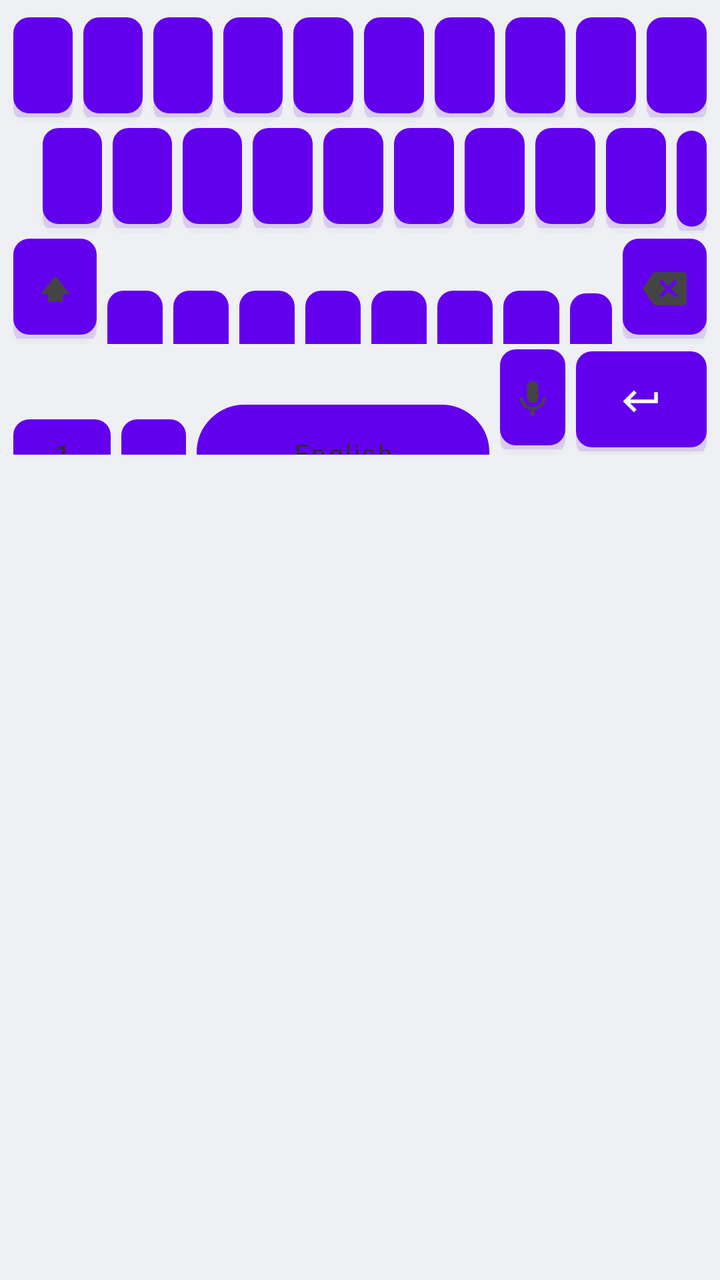
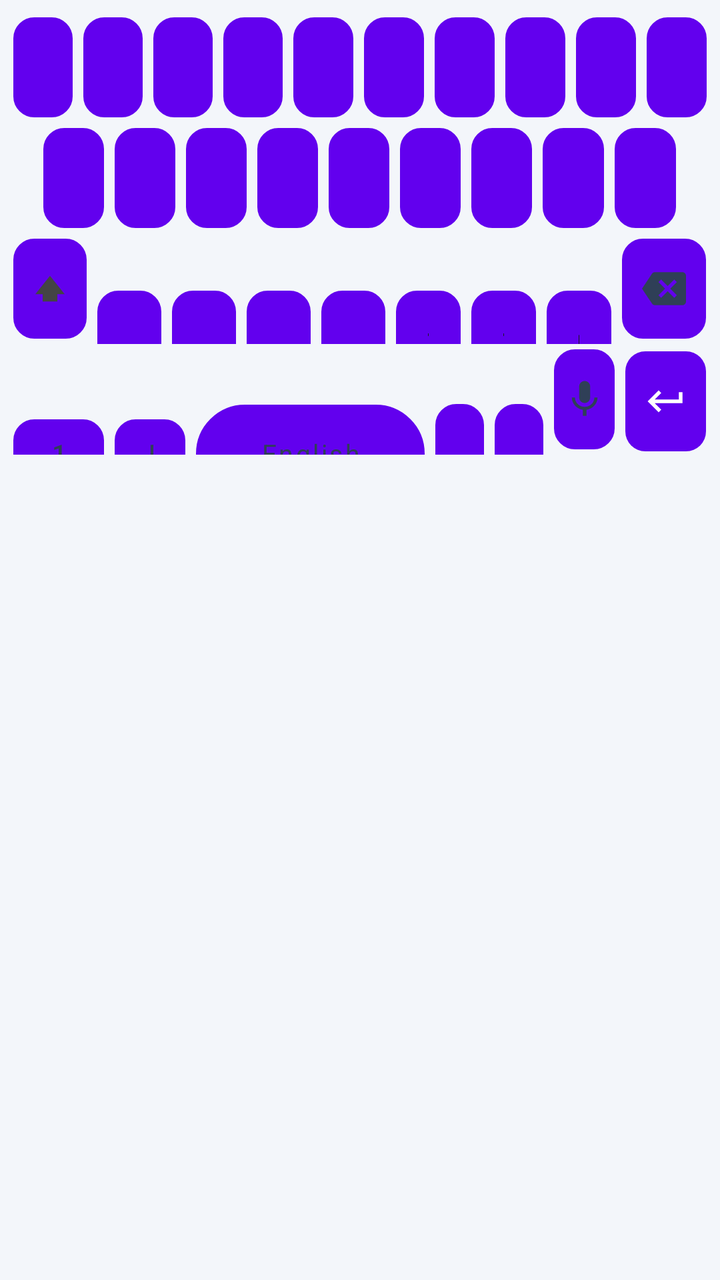

Before-and-after screenshots of an Android layout around one commit, followed by the original layout XML and the change that was made.
<!-- AndroidManifest.xml: fallback theme Theme.MaterialComponents.DayNight.NoActionBar -->
<!-- res/layout/keyboard_view.xml -->
<?xml version="1.0" encoding="utf-8"?>
<LinearLayout xmlns:android="http://schemas.android.com/apk/res/android"
    android:layout_width="match_parent"
    android:layout_height="wrap_content"
    android:background="@color/kb_bg_light"
    android:clipToPadding="false"
    android:orientation="vertical"
    android:paddingStart="4dp"
    android:paddingEnd="4dp"
    android:paddingTop="6dp">

    
    <LinearLayout
        android:layout_width="match_parent"
        android:layout_height="wrap_content"
        android:orientation="horizontal">

        <Button android:id="@+id/key_q" style="@style/KeyboardButton" android:text="q" />
        <Button android:id="@+id/key_w" style="@style/KeyboardButton" android:text="w" />
        <Button android:id="@+id/key_e" style="@style/KeyboardButton" android:text="e" />
        <Button android:id="@+id/key_r" style="@style/KeyboardButton" android:text="r" />
        <Button android:id="@+id/key_t" style="@style/KeyboardButton" android:text="t" />
        <Button android:id="@+id/key_y" style="@style/KeyboardButton" android:text="y" />
        <Button android:id="@+id/key_u" style="@style/KeyboardButton" android:text="u" />
        <Button android:id="@+id/key_i" style="@style/KeyboardButton" android:text="i" />
        <Button android:id="@+id/key_o" style="@style/KeyboardButton" android:text="o" />
        <Button android:id="@+id/key_p" style="@style/KeyboardButton" android:text="p" />
    </LinearLayout>

    
    
    <LinearLayout
        android:layout_width="match_parent"
        android:layout_height="wrap_content"
        android:orientation="horizontal">

        
        <View
            android:layout_width="0dp"
            android:layout_height="0dp"
            android:layout_weight="0.5" />

        <Button android:id="@+id/key_a" style="@style/KeyboardButton" android:text="a" />
        <Button android:id="@+id/key_s" style="@style/KeyboardButton" android:text="s" />
        <Button android:id="@+id/key_d" style="@style/KeyboardButton" android:text="d" />
        <Button android:id="@+id/key_f" style="@style/KeyboardButton" android:text="f" />
        <Button android:id="@+id/key_g" style="@style/KeyboardButton" android:text="g" />
        <Button android:id="@+id/key_h" style="@style/KeyboardButton" android:text="h" />
        <Button android:id="@+id/key_j" style="@style/KeyboardButton" android:text="j" />
        <Button android:id="@+id/key_k" style="@style/KeyboardButton" android:text="k" />
        <Button android:id="@+id/key_l" style="@style/KeyboardButton" android:text="l" />

        
        <Button
            android:id="@+id/key_comma"
            style="@style/KeyboardButtonFunctional"
            android:layout_weight="0.5"
            android:text="," />
    </LinearLayout>

    
    <LinearLayout
        android:layout_width="match_parent"
        android:layout_height="wrap_content"
        android:orientation="horizontal">

        
        <Button
            android:id="@+id/key_shift"
            style="@style/KeyboardButtonIcon"
            android:text=""
            android:drawableTop="@drawable/ic_shift"
            android:drawablePadding="0dp" />

        <Button android:id="@+id/key_z" style="@style/KeyboardButton" android:text="z" />
        <Button android:id="@+id/key_x" style="@style/KeyboardButton" android:text="x" />
        <Button android:id="@+id/key_c" style="@style/KeyboardButton" android:text="c" />
        <Button android:id="@+id/key_v" style="@style/KeyboardButton" android:text="v" />
        <Button android:id="@+id/key_b" style="@style/KeyboardButton" android:text="b" />
        <Button android:id="@+id/key_n" style="@style/KeyboardButton" android:text="n" />
        <Button android:id="@+id/key_m" style="@style/KeyboardButton" android:text="m" />

        
        <Button
            android:id="@+id/key_dot"
            style="@style/KeyboardButtonFunctional"
            android:layout_weight="0.75"
            android:text="." />

        
        <Button
            android:id="@+id/key_backspace"
            style="@style/KeyboardButtonIcon"
            android:text=""
            android:drawableTop="@drawable/ic_backspace"
            android:drawablePadding="0dp" />
    </LinearLayout>

    
    <LinearLayout
        android:layout_width="match_parent"
        android:layout_height="wrap_content"
        android:orientation="horizontal"
        android:paddingBottom="0dp">

        <Button
            android:id="@+id/key_symbols"
            style="@style/KeyboardButtonBottomSmall"
            android:text="123" />

        <Button
            android:id="@+id/key_language"
            style="@style/KeyboardButtonLanguage"
            android:text="EN" />

        <Button
            android:id="@+id/key_space"
            style="@style/KeyboardButtonSpace"
            android:text="English" />

        
        <Button
            android:id="@+id/key_voice"
            style="@style/KeyboardButtonMic"
            android:text=""
            android:drawableTop="@drawable/ic_mic"
            android:drawablePadding="0dp" />

        
        <Button
            android:id="@+id/key_enter"
            style="@style/KeyboardButtonEnter"
            android:text=""
            android:drawableTop="@drawable/ic_enter"
            android:drawablePadding="0dp" />
    </LinearLayout>

</LinearLayout>
<!-- resources referenced by this layout -->
<resources>
  <color name="kb_bg_light">#EFF0F3</color>
  <style name="KeyboardButton">
          <item name="android:layout_width">0dp</item>
          <item name="android:layout_height">50dp</item>
          <item name="android:layout_weight">1</item>
          <item name="android:layout_margin">2.5dp</item>
          
          <item name="android:background">@drawable/key_background</item>
          <item name="android:textColor">@color/kb_text_primary_light</item>
          <item name="android:textSize">18sp</item>
          <item name="android:textAllCaps">false</item>
          <item name="android:fontFamily">sans-serif</item>
          <item name="android:gravity">center</item>
          <item name="android:clickable">true</item>
          <item name="android:focusable">true</item>
          
          <item name="android:stateListAnimator">@null</item>
          
          <item name="android:elevation">2dp</item>
          <item name="android:includeFontPadding">false</item>
      </style>
  <style name="KeyboardButtonBottomSmall" parent="KeyboardButtonFunctional">
          <item name="android:layout_weight">1.5</item>
          <item name="android:textSize">13sp</item>
      </style>
  <style name="KeyboardButtonEnter" parent="KeyboardButton">
          <item name="android:layout_weight">2</item>
          <item name="android:background">@drawable/key_background_enter</item>
          <item name="android:textColor">@color/kb_enter_text</item>
          <item name="android:textSize">13sp</item>
          <item name="android:paddingTop">8dp</item>
          <item name="android:paddingBottom">8dp</item>
          <item name="android:drawableTint">@color/kb_enter_text</item>
      </style>
  <style name="KeyboardButtonIcon" parent="KeyboardButtonFunctional">
          <item name="android:layout_weight">1.5</item>
          <item name="android:paddingTop">8dp</item>
          <item name="android:paddingBottom">8dp</item>
          <item name="android:drawableTint">@color/kb_icon_light</item>
      </style>
  <style name="KeyboardButtonLanguage" parent="KeyboardButtonFunctional">
          <item name="android:layout_weight">1</item>
          <item name="android:textSize">13sp</item>
      </style>
  <style name="KeyboardButtonMic" parent="KeyboardButtonFunctional">
          <item name="android:layout_weight">1</item>
          <item name="android:paddingTop">8dp</item>
          <item name="android:paddingBottom">8dp</item>
          <item name="android:drawableTint">@color/kb_icon_light</item>
      </style>
  <style name="KeyboardButtonSpace" parent="KeyboardButton">
          <item name="android:layout_weight">4.5</item>
          <item name="android:background">@drawable/key_background_space</item>
          <item name="android:textSize">13sp</item>
          <item name="android:textColor">@color/kb_text_functional_light</item>
          <item name="android:fontFamily">sans-serif</item>
      </style>
  <!-- drawable key_background (drawable) -->
  <?xml version="1.0" encoding="utf-8"?>
  <ripple xmlns:android="http://schemas.android.com/apk/res/android"
      android:color="#33000000">
      
      <item android:id="@android:id/mask">
          <shape android:shape="rectangle">
              <corners android:radius="8dp" />
              <solid android:color="#FFFFFF" />
          </shape>
      </item>
      
      <item>
          <layer-list>
              
              <item android:top="1dp" android:bottom="-3dp">
                  <shape android:shape="rectangle">
                      <solid android:color="#22000000" />
                      <corners android:radius="8dp" />
                  </shape>
              </item>
              
              <item android:bottom="2dp">
                  <shape android:shape="rectangle">
                      <solid android:color="#FFFFFF" />
                      <corners android:radius="8dp" />
                  </shape>
              </item>
          </layer-list>
      </item>
  </ripple>
  <color name="kb_text_primary_light">#1F1F1F</color>
  <!-- drawable key_background_enter (drawable) -->
  <?xml version="1.0" encoding="utf-8"?>
  <ripple xmlns:android="http://schemas.android.com/apk/res/android"
      android:color="#44FFFFFF">
      <item android:id="@android:id/mask">
          <shape android:shape="rectangle">
              <corners android:radius="8dp" />
              <solid android:color="#1A73E8" />
          </shape>
      </item>
      <item>
          <layer-list>
              <item android:top="1dp" android:bottom="-3dp">
                  <shape android:shape="rectangle">
                      <solid android:color="#221558B6" />
                      <corners android:radius="8dp" />
                  </shape>
              </item>
              <item android:bottom="2dp">
                  <shape android:shape="rectangle">
                      <solid android:color="#1A73E8" />
                      <corners android:radius="8dp" />
                  </shape>
              </item>
          </layer-list>
      </item>
  </ripple>
  <!-- drawable key_background_functional (drawable) -->
  <?xml version="1.0" encoding="utf-8"?>
  <ripple xmlns:android="http://schemas.android.com/apk/res/android"
      android:color="#33000000">
      <item android:id="@android:id/mask">
          <shape android:shape="rectangle">
              <corners android:radius="8dp" />
              <solid android:color="#B0B8C4" />
          </shape>
      </item>
      <item>
          <layer-list>
              <item android:top="1dp" android:bottom="-3dp">
                  <shape android:shape="rectangle">
                      <solid android:color="#22000000" />
                      <corners android:radius="8dp" />
                  </shape>
              </item>
              <item android:bottom="2dp">
                  <shape android:shape="rectangle">
                      <solid android:color="#B0B8C4" />
                      <corners android:radius="8dp" />
                  </shape>
              </item>
          </layer-list>
      </item>
  </ripple>
  <color name="kb_text_functional_light">#2D2D2D</color>
  <color name="kb_icon_light">#444444</color>
  <!-- drawable key_background_space (drawable) -->
  <?xml version="1.0" encoding="utf-8"?>
  <ripple xmlns:android="http://schemas.android.com/apk/res/android"
      android:color="#33000000">
      <item android:id="@android:id/mask">
          <shape android:shape="rectangle">
              <corners android:radius="24dp" />
              <solid android:color="#FFFFFF" />
          </shape>
      </item>
      <item>
          <layer-list>
              <item android:top="1dp" android:bottom="-3dp">
                  <shape android:shape="rectangle">
                      <solid android:color="#22000000" />
                      <corners android:radius="24dp" />
                  </shape>
              </item>
              <item android:bottom="2dp">
                  <shape android:shape="rectangle">
                      <solid android:color="#FFFFFF" />
                      <corners android:radius="24dp" />
                      <stroke android:width="1dp" android:color="#D0D5DD" />
                  </shape>
              </item>
          </layer-list>
      </item>
  </ripple>
  <!-- unchanged entries left out for length: 6 -->
</resources>

<!-- the commit's change to res/layout/keyboard_view.xml (unified diff, before → after) -->
@@ -50,12 +50,10 @@
         <Button android:id="@+id/key_k" style="@style/KeyboardButton" android:text="k" />
         <Button android:id="@+id/key_l" style="@style/KeyboardButton" android:text="l" />
 
-        
-        <Button
-            android:id="@+id/key_comma"
-            style="@style/KeyboardButtonFunctional"
-            android:layout_weight="0.5"
-            android:text="," />
+        <View
+            android:layout_width="0dp"
+            android:layout_height="0dp"
+            android:layout_weight="0.5" />
     </LinearLayout>
 
     
@@ -67,7 +65,7 @@
         
         <Button
             android:id="@+id/key_shift"
-            style="@style/KeyboardButtonIcon"
+            style="@style/KeyboardButtonShift"
             android:text=""
             android:drawableTop="@drawable/ic_shift"
             android:drawablePadding="0dp" />
@@ -80,14 +78,6 @@
         <Button android:id="@+id/key_n" style="@style/KeyboardButton" android:text="n" />
         <Button android:id="@+id/key_m" style="@style/KeyboardButton" android:text="m" />
 
-        
-        <Button
-            android:id="@+id/key_dot"
-            style="@style/KeyboardButtonFunctional"
-            android:layout_weight="0.75"
-            android:text="." />
-
-        
         <Button
             android:id="@+id/key_backspace"
             style="@style/KeyboardButtonIcon"
@@ -118,7 +108,18 @@
             style="@style/KeyboardButtonSpace"
             android:text="English" />
 
-        
+        <Button
+            android:id="@+id/key_comma"
+            style="@style/KeyboardButtonFunctional"
+            android:layout_weight="0.72"
+            android:text="," />
+
+        <Button
+            android:id="@+id/key_dot"
+            style="@style/KeyboardButtonFunctional"
+            android:layout_weight="0.72"
+            android:text="." />
+
         <Button
             android:id="@+id/key_voice"
             style="@style/KeyboardButtonMic"
@@ -126,10 +127,10 @@
             android:drawableTop="@drawable/ic_mic"
             android:drawablePadding="0dp" />
 
-        
         <Button
             android:id="@+id/key_enter"
             style="@style/KeyboardButtonEnter"
+            android:layout_weight="1.2"
             android:text=""
             android:drawableTop="@drawable/ic_enter"
             android:drawablePadding="0dp" />
<!-- resource entries referenced after the edit -->
@@ -1,6 +1,6 @@
 <!-- resources referenced by this layout -->
 <resources>
-  <color name="kb_bg_light">#EFF0F3</color>
+  <color name="kb_bg_light">#F3F6FA</color>
   <style name="KeyboardButton">
           <item name="android:layout_width">0dp</item>
           <item name="android:layout_height">50dp</item>
@@ -17,16 +17,15 @@
           <item name="android:focusable">true</item>
           
           <item name="android:stateListAnimator">@null</item>
-          
-          <item name="android:elevation">2dp</item>
+          <item name="android:elevation">0dp</item>
           <item name="android:includeFontPadding">false</item>
       </style>
   <style name="KeyboardButtonBottomSmall" parent="KeyboardButtonFunctional">
-          <item name="android:layout_weight">1.5</item>
+          <item name="android:layout_weight">1.35</item>
           <item name="android:textSize">13sp</item>
       </style>
   <style name="KeyboardButtonEnter" parent="KeyboardButton">
-          <item name="android:layout_weight">2</item>
+          <item name="android:layout_weight">1.4</item>
           <item name="android:background">@drawable/key_background_enter</item>
           <item name="android:textColor">@color/kb_enter_text</item>
           <item name="android:textSize">13sp</item>
@@ -35,23 +34,27 @@
           <item name="android:drawableTint">@color/kb_enter_text</item>
       </style>
   <style name="KeyboardButtonIcon" parent="KeyboardButtonFunctional">
-          <item name="android:layout_weight">1.5</item>
+          <item name="android:layout_weight">1.3</item>
           <item name="android:paddingTop">8dp</item>
           <item name="android:paddingBottom">8dp</item>
           <item name="android:drawableTint">@color/kb_icon_light</item>
       </style>
   <style name="KeyboardButtonLanguage" parent="KeyboardButtonFunctional">
-          <item name="android:layout_weight">1</item>
+          <item name="android:layout_weight">1.05</item>
           <item name="android:textSize">13sp</item>
       </style>
   <style name="KeyboardButtonMic" parent="KeyboardButtonFunctional">
-          <item name="android:layout_weight">1</item>
+          <item name="android:layout_weight">0.9</item>
           <item name="android:paddingTop">8dp</item>
           <item name="android:paddingBottom">8dp</item>
           <item name="android:drawableTint">@color/kb_icon_light</item>
       </style>
+  <style name="KeyboardButtonShift" parent="KeyboardButtonIcon">
+          <item name="android:layout_weight">1.15</item>
+          <item name="android:drawableTint">@null</item>
+      </style>
   <style name="KeyboardButtonSpace" parent="KeyboardButton">
-          <item name="android:layout_weight">4.5</item>
+          <item name="android:layout_weight">3.4</item>
           <item name="android:background">@drawable/key_background_space</item>
           <item name="android:textSize">13sp</item>
           <item name="android:textColor">@color/kb_text_functional_light</item>
@@ -60,119 +63,96 @@
   <!-- drawable key_background (drawable) -->
   <?xml version="1.0" encoding="utf-8"?>
   <ripple xmlns:android="http://schemas.android.com/apk/res/android"
-      android:color="#33000000">
-      
+      android:color="@color/kb_ripple_light">
+  
       <item android:id="@android:id/mask">
           <shape android:shape="rectangle">
-              <corners android:radius="8dp" />
-              <solid android:color="#FFFFFF" />
+              <corners android:radius="10dp" />
+              <solid android:color="@color/kb_key_light" />
           </shape>
       </item>
-      
+  
       <item>
-          <layer-list>
-              
-              <item android:top="1dp" android:bottom="-3dp">
-                  <shape android:shape="rectangle">
-                      <solid android:color="#22000000" />
-                      <corners android:radius="8dp" />
-                  </shape>
-              </item>
-              
-              <item android:bottom="2dp">
-                  <shape android:shape="rectangle">
-                      <solid android:color="#FFFFFF" />
-                      <corners android:radius="8dp" />
-                  </shape>
-              </item>
-          </layer-list>
+          <shape android:shape="rectangle">
+              <corners android:radius="10dp" />
+              <solid android:color="@color/kb_key_light" />
+              <stroke
+                  android:width="1dp"
+                  android:color="@color/kb_key_stroke_light" />
+          </shape>
       </item>
   </ripple>
-  <color name="kb_text_primary_light">#1F1F1F</color>
+  <color name="kb_text_primary_light">#1A1C1E</color>
   <!-- drawable key_background_enter (drawable) -->
   <?xml version="1.0" encoding="utf-8"?>
   <ripple xmlns:android="http://schemas.android.com/apk/res/android"
-      android:color="#44FFFFFF">
+      android:color="#33FFFFFF">
+  
       <item android:id="@android:id/mask">
           <shape android:shape="rectangle">
-              <corners android:radius="8dp" />
-              <solid android:color="#1A73E8" />
+              <corners android:radius="10dp" />
+              <solid android:color="@color/kb_accent" />
           </shape>
       </item>
+  
       <item>
-          <layer-list>
-              <item android:top="1dp" android:bottom="-3dp">
-                  <shape android:shape="rectangle">
-                      <solid android:color="#221558B6" />
-                      <corners android:radius="8dp" />
-                  </shape>
-              </item>
-              <item android:bottom="2dp">
-                  <shape android:shape="rectangle">
-                      <solid android:color="#1A73E8" />
-                      <corners android:radius="8dp" />
-                  </shape>
-              </item>
-          </layer-list>
+          <shape android:shape="rectangle">
+              <corners android:radius="10dp" />
+              <solid android:color="@color/kb_accent" />
+          </shape>
       </item>
   </ripple>
   <!-- drawable key_background_functional (drawable) -->
   <?xml version="1.0" encoding="utf-8"?>
   <ripple xmlns:android="http://schemas.android.com/apk/res/android"
-      android:color="#33000000">
+      android:color="@color/kb_ripple_light">
+  
       <item android:id="@android:id/mask">
           <shape android:shape="rectangle">
-              <corners android:radius="8dp" />
-              <solid android:color="#B0B8C4" />
+              <corners android:radius="10dp" />
+              <solid android:color="@color/kb_key_functional_light" />
           </shape>
       </item>
+  
       <item>
-          <layer-list>
-              <item android:top="1dp" android:bottom="-3dp">
-                  <shape android:shape="rectangle">
-                      <solid android:color="#22000000" />
-                      <corners android:radius="8dp" />
-                  </shape>
-              </item>
-              <item android:bottom="2dp">
-                  <shape android:shape="rectangle">
-                      <solid android:color="#B0B8C4" />
-                      <corners android:radius="8dp" />
-                  </shape>
-              </item>
-          </layer-list>
+          <shape android:shape="rectangle">
+              <corners android:radius="10dp" />
+              <solid android:color="@color/kb_key_functional_light" />
+              <stroke
+                  android:width="1dp"
+                  android:color="@color/kb_key_stroke_light" />
+          </shape>
       </item>
   </ripple>
-  <color name="kb_text_functional_light">#2D2D2D</color>
-  <color name="kb_icon_light">#444444</color>
+  <color name="kb_text_functional_light">#2F3F57</color>
+  <color name="kb_icon_light">#2F3F57</color>
   <!-- drawable key_background_space (drawable) -->
   <?xml version="1.0" encoding="utf-8"?>
   <ripple xmlns:android="http://schemas.android.com/apk/res/android"
-      android:color="#33000000">
+      android:color="@color/kb_ripple_light">
+  
       <item android:id="@android:id/mask">
           <shape android:shape="rectangle">
               <corners android:radius="24dp" />
-              <solid android:color="#FFFFFF" />
+              <solid android:color="@color/kb_key_light" />
           </shape>
       </item>
+  
       <item>
-          <layer-list>
-              <item android:top="1dp" android:bottom="-3dp">
-                  <shape android:shape="rectangle">
-                      <solid android:color="#22000000" />
-                      <corners android:radius="24dp" />
-                  </shape>
-              </item>
-              <item android:bottom="2dp">
-                  <shape android:shape="rectangle">
-                      <solid android:color="#FFFFFF" />
-                      <corners android:radius="24dp" />
-                      <stroke android:width="1dp" android:color="#D0D5DD" />
-                  </shape>
-              </item>
-          </layer-list>
+          <shape android:shape="rectangle">
+              <corners android:radius="24dp" />
+              <solid android:color="@color/kb_key_light" />
+              <stroke
+                  android:width="1dp"
+                  android:color="@color/kb_key_stroke_light" />
+          </shape>
       </item>
   </ripple>
+  <color name="kb_ripple_light">#1F0B57D0</color>
+  <color name="kb_key_light">#FFFFFF</color>
+  <color name="kb_key_stroke_light">#D5DEE8</color>
+  <color name="kb_accent">#0B57D0</color>
+  <color name="kb_key_functional_light">#EAF1FA</color>
   <!-- unchanged entries left out for length: 6 -->
 </resources>
 
